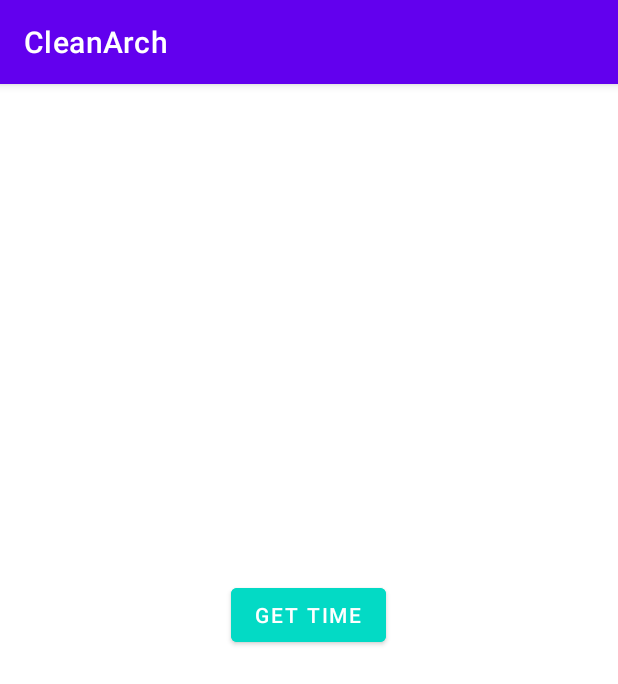
After one commit to razrez/intro-practices, an Android app: the fragment TimeNowFragment shown on its own in the app's theme, on a phone screen of 412 x 824 dp. The commit adds this screen. Shown: the top 684 px of the screen. Run offline under Robolectric (Android 15) with nearby library versions, the phone set to English and light mode, and no system bars; our stand-ins replace Dagger/Hilt's generated code.

Commit message:
di example

```diff
--- a/src/android/CleanArch/app/build.gradle
+++ b/src/android/CleanArch/app/build.gradle
@@ -51,6 +51,7 @@ dependencies {
     implementation project(path: ':core_data')
     implementation project(path: ':data')
     implementation project(path: ':domain')
+    implementation 'androidx.legacy:legacy-support-v4:1.0.0'
     testImplementation 'junit:junit:4.13.2'
     androidTestImplementation 'androidx.test.ext:junit:1.1.5'
     androidTestImplementation 'androidx.test.espresso:espresso-core:3.5.1'
@@ -62,6 +63,10 @@ dependencies {
     implementation "com.google.dagger:hilt-android:2.44"
     kapt "com.google.dagger:hilt-compiler:2.44"
 
+    // retrofit
+    implementation 'com.squareup.retrofit2:retrofit:2.9.0'
+    implementation 'com.squareup.retrofit2:converter-gson:2.3.0'
+
 }
 
 // Allow references to generated code
--- a/src/android/CleanArch/app/src/main/java/com/example/cleanarch/CleanArchFragment.kt
+++ b/src/android/CleanArch/app/src/main/java/com/example/cleanarch/CleanArchFragment.kt
@@ -34,6 +34,7 @@ class CleanArchFragment : FragmentBase<FragmentCleanArchBinding, CleanArchViewMo
             val rnd = kotlin.random.Random.nextInt(5,10)
             viewModel.getUsers(rnd)
         }
+
     }
 
     override fun observeData() {
--- a/src/android/CleanArch/app/src/main/java/com/example/cleanarch/MyApplication.kt
+++ b/src/android/CleanArch/app/src/main/java/com/example/cleanarch/MyApplication.kt
@@ -1,5 +1,9 @@
 package com.example.cleanarch
 
 import android.app.Application
+import dagger.hilt.android.HiltAndroidApp
 
-class MyApplication : Application() {  }
+@HiltAndroidApp
+class MyApplication : Application() {
+    // тут Hilt типо генерит контейнер с классами, который мы хотим шарить в разных частях
+}
--- /dev/null
+++ b/src/android/CleanArch/app/src/main/java/com/example/cleanarch/di/TimeNowFragment.kt
@@ -0,0 +1,45 @@
+package com.example.cleanarch.di
+
+import androidx.lifecycle.ViewModelProvider
+import android.os.Bundle
+import androidx.fragment.app.Fragment
+import android.view.LayoutInflater
+import android.view.View
+import android.view.ViewGroup
+import com.example.cleanarch.databinding.FragmentTimeNowBinding
+import dagger.hilt.android.AndroidEntryPoint
+
+@AndroidEntryPoint
+class TimeNowFragment : Fragment() {
+
+    companion object {
+        fun newInstance() = TimeNowFragment()
+    }
+
+    private lateinit var viewModel: TimeNowViewModel
+    private lateinit var binding: FragmentTimeNowBinding
+
+    override fun onCreateView(
+        inflater: LayoutInflater, container: ViewGroup?,
+        savedInstanceState: Bundle?,
+    ): View? {
+        binding = FragmentTimeNowBinding.inflate(layoutInflater)
+
+        binding.getTimeButton.setOnClickListener {
+            viewModel.getTime()
+        }
+
+        //return inflater.inflate(R.layout.fragment_time_now, container, false)
+        return binding.root
+    }
+
+    override fun onCreate(savedInstanceState: Bundle?) {
+        super.onCreate(savedInstanceState)
+        viewModel = ViewModelProvider(this).get(TimeNowViewModel::class.java)
+
+        viewModel.timeNow.observe(this) {
+            binding.timeResultTextView.text = it
+        }
+    }
+
+}
--- /dev/null
+++ b/src/android/CleanArch/app/src/main/java/com/example/cleanarch/di/TimeNowViewModel.kt
@@ -0,0 +1,24 @@
+package com.example.cleanarch.di
+
+import androidx.lifecycle.MutableLiveData
+import androidx.lifecycle.ViewModel
+import androidx.lifecycle.viewModelScope
+import com.example.cleanarch.di.fetcher.TimeFetcher
+import dagger.hilt.android.lifecycle.HiltViewModel
+import kotlinx.coroutines.launch
+import javax.inject.Inject
+
+@HiltViewModel
+class TimeNowViewModel @Inject constructor(): ViewModel() {
+    val timeNow = MutableLiveData<String>()
+
+    @Inject
+    lateinit var timeFetcher: TimeFetcher
+
+    fun getTime() {
+        viewModelScope.launch {
+            val res = timeFetcher.getTime()
+            timeNow.postValue(res)
+        }
+    }
+}
--- /dev/null
+++ b/src/android/CleanArch/app/src/main/java/com/example/cleanarch/di/fetcher/ITimeFetcher.kt
@@ -0,0 +1,5 @@
+package com.example.cleanarch.di.fetcher
+
+interface ITimeFetcher {
+    suspend fun getTime(): String
+}
--- /dev/null
+++ b/src/android/CleanArch/app/src/main/java/com/example/cleanarch/di/fetcher/TimeFetcher.kt
@@ -0,0 +1,28 @@
+package com.example.cleanarch.di.fetcher
+
+import com.example.domain.datasource.IDataSourceRetrofit
+import retrofit2.Retrofit
+import retrofit2.awaitResponse
+import retrofit2.converter.gson.GsonConverterFactory
+import javax.inject.Inject
+import kotlin.random.Random
+
+class TimeFetcher @Inject constructor() : ITimeFetcher {
+    var regions = arrayListOf("Europe/Andorra","Europe/Astrakhan","Europe/Athens","Europe/Belgrade",
+        "Europe/Berlin","Europe/Brussels","Europe/Bucharest","Europe/Budapest","Europe/Chisinau","Europe/Dublin","Europe/Gibraltar","Europe/Helsinki","Europe/Istanbul","Europe/Kaliningrad","Europe/Kirov","Europe/Kyiv","Europe/Lisbon","Europe/London","Europe/Madrid","Europe/Malta","Europe/Minsk","Europe/Moscow","Europe/Paris","Europe/Prague","Europe/Riga","Europe/Rome","Europe/Samara","Europe/Saratov","Europe/Simferopol","Europe/Sofia","Europe/Tallinn","Europe/Tirane","Europe/Ulyanovsk","Europe/Vienna","Europe/Vilnius","Europe/Volgograd","Europe/Warsaw","Europe/Zurich")
+
+    private val client: IDataSourceRetrofit = Retrofit.Builder()
+        .baseUrl("https://worldtimeapi.org")
+        .addConverterFactory(GsonConverterFactory.create())
+        .build()
+        .create(IDataSourceRetrofit::class.java)
+
+    override suspend fun getTime(): String {
+        val randomRegion = regions.get(Random.nextInt(regions.size))
+
+        val response = client.getTime(randomRegion).awaitResponse().body()
+
+        return "${response?.abbreviation} - ${response?.datetime}"
+    }
+
+}
--- a/src/android/CleanArch/app/src/main/res/layout/fragment_clean_arch.xml
+++ b/src/android/CleanArch/app/src/main/res/layout/fragment_clean_arch.xml
@@ -32,7 +32,6 @@
             android:layout_marginTop="10dp"
             android:backgroundTint="@color/black"/>
 
-
         <androidx.recyclerview.widget.RecyclerView
             android:id="@+id/recyclerView"
             android:layout_width="200dp"
--- /dev/null
+++ b/src/android/CleanArch/app/src/main/res/layout/fragment_time_now.xml
@@ -0,0 +1,28 @@
+<?xml version="1.0" encoding="utf-8"?>
+<FrameLayout xmlns:android="http://schemas.android.com/apk/res/android"
+    xmlns:tools="http://schemas.android.com/tools"
+    android:layout_width="match_parent"
+    android:layout_height="match_parent"
+    tools:context=".di.TimeNowFragment">
+
+    <LinearLayout
+        android:layout_width="match_parent"
+        android:layout_height="match_parent"
+        android:gravity="center"
+        android:orientation="vertical">
+
+        <Button
+            android:id="@+id/get_time_button"
+            android:layout_width="wrap_content"
+            android:layout_height="wrap_content"
+            android:text="@string/time_somewhere"
+            android:backgroundTint="@color/teal_200"/>
+
+        <TextView
+            android:id="@+id/time_result_text_view"
+            android:layout_width="wrap_content"
+            android:layout_height="wrap_content"
+            android:text=""
+            android:textSize="20pt" />
+    </LinearLayout>
+</FrameLayout>
--- a/src/android/CleanArch/app/src/main/res/values/strings.xml
+++ b/src/android/CleanArch/app/src/main/res/values/strings.xml
@@ -15,4 +15,8 @@
     <string name="first_task">first task</string>
     <string name="second_task">second task</string>
     <string name="paginate">paginate</string>
+    <string name="time_somewhere">get time</string>
+    <string name="pagination_task">pagination task</string>
+    <string name="di_task">DI task</string>
+    <string name="title_activity_my">MyActivity</string>
 </resources>
--- a/src/android/CleanArch/domain/src/main/java/com/example/domain/datasource/IDataSourceRetrofit.kt
+++ b/src/android/CleanArch/domain/src/main/java/com/example/domain/datasource/IDataSourceRetrofit.kt
@@ -1,5 +1,6 @@
 package com.example.domain.datasource
 
+import com.example.domain.common.TimeData
 import com.example.domain.common.UserData
 import retrofit2.Call
 import retrofit2.http.GET
@@ -13,4 +14,7 @@ interface IDataSourceRetrofit {
 
     @GET("users")
     fun getUsersData(@Query("_limit") _limit:String): Call<List<UserData>>
+
+    @GET("api/timezone/{region}")
+    fun getTime(@Path("region") region:String): Call<TimeData>
 }
```
Also changed, not shown: src/android/CleanArch/app/src/main/AndroidManifest.xml (+8 -4 lines), src/android/CleanArch/app/src/main/java/com/example/cleanarch/MyActivity.kt (added, +35 -0 lines), src/android/CleanArch/app/src/main/java/com/example/cleanarch/di/retroTime/TimeModule.kt (added, +25 -0 lines), src/android/CleanArch/app/src/main/res/layout/activity_my.xml (added, +39 -0 lines), src/android/CleanArch/app/src/main/res/navigation/nav_graph2.xml (added, +28 -0 lines), src/android/CleanArch/domain/src/main/java/com/example/domain/common/TimeData.kt (added, +9 -0 lines).
